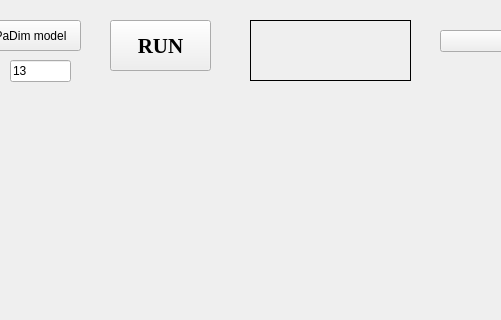
Before: the Qt Designer form PyUICBasicDemo.ui in TheNho/Circuit-Board-Anomaly-Detection, drawn with Qt 5; both pictures show x 240 to 741 and y 0 to 320 of the 1282 by 541 pixel window.
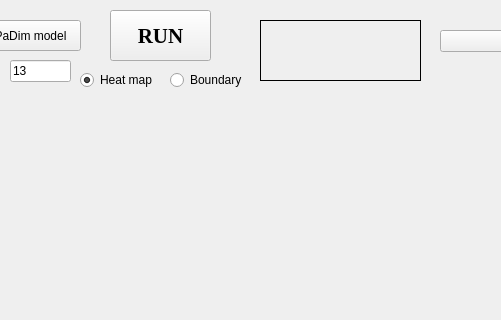
After: the same form once the commit is applied.

Commit message: add draw boundary

What changed in the file:
```diff
--- a/PyUICBasicDemo.ui
+++ b/PyUICBasicDemo.ui
@@ -344,7 +344,7 @@
    <widget class="QLabel" name="result_text">
     <property name="geometry">
      <rect>
-      <x>490</x>
+      <x>500</x>
       <y>20</y>
       <width>161</width>
       <height>61</height>
@@ -366,7 +366,7 @@
     <property name="geometry">
      <rect>
       <x>350</x>
-      <y>20</y>
+      <y>10</y>
       <width>101</width>
       <height>51</height>
      </rect>
@@ -383,6 +383,38 @@
      <string>RUN</string>
     </property>
    </widget>
+   <widget class="QRadioButton" name="radio_heatmap">
+    <property name="geometry">
+     <rect>
+      <x>320</x>
+      <y>70</y>
+      <width>95</width>
+      <height>20</height>
+     </rect>
+    </property>
+    <property name="text">
+     <string>Heat map</string>
+    </property>
+    <property name="checked">
+     <bool>true</bool>
+    </property>
+   </widget>
+   <widget class="QRadioButton" name="radio_boundary">
+    <property name="geometry">
+     <rect>
+      <x>410</x>
+      <y>70</y>
+      <width>95</width>
+      <height>20</height>
+     </rect>
+    </property>
+    <property name="text">
+     <string>Boundary</string>
+    </property>
+    <property name="checked">
+     <bool>false</bool>
+    </property>
+   </widget>
   </widget>
   <widget class="QStatusBar" name="statusBar"/>
  </widget>
```
The commit also changes 15 other files.
